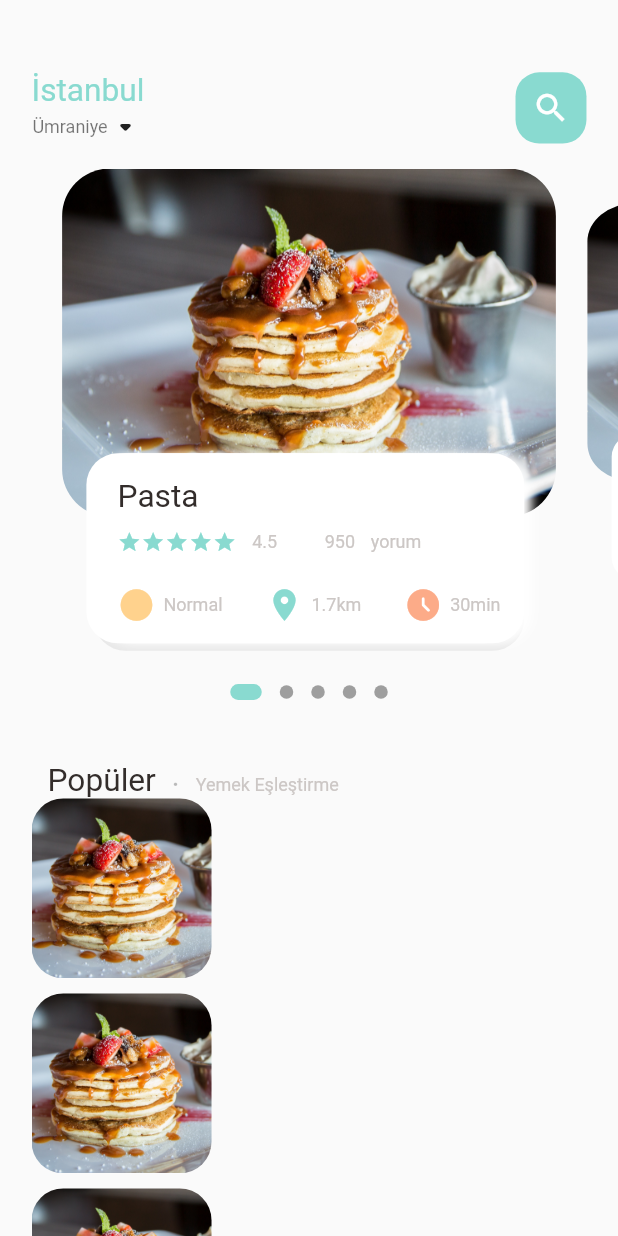
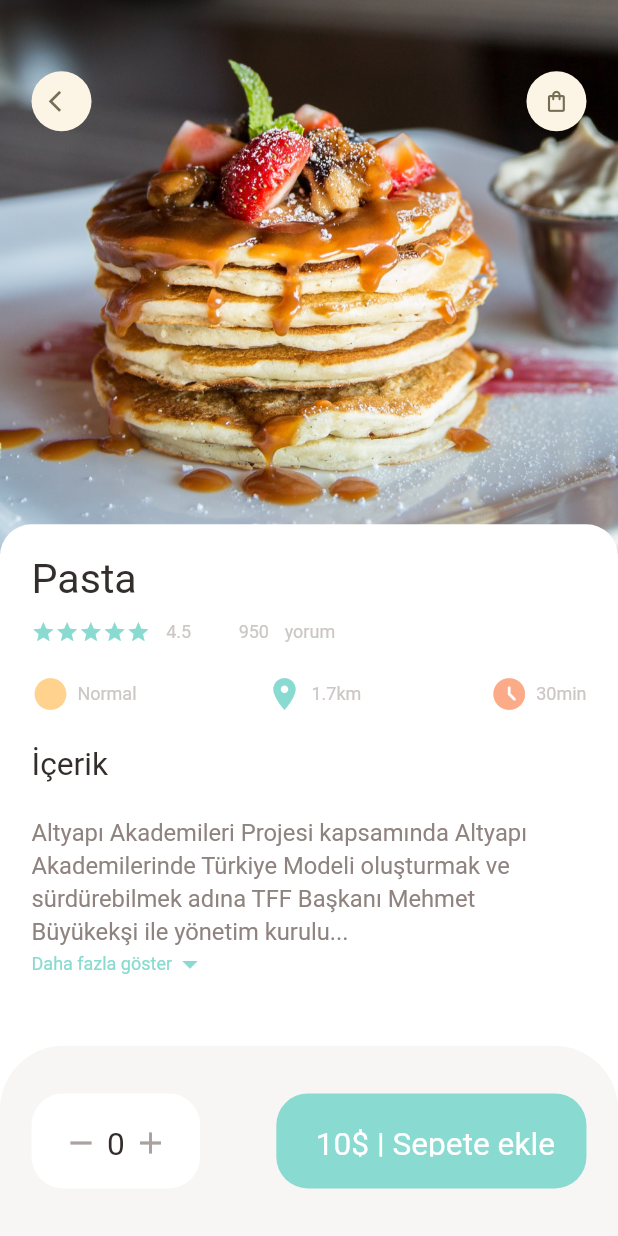
Before and after one commit to yvzmtl/food_delivery, a Flutter app: the screen it shows after launch, on a phone screen of 412 x 824 dp. Run offline on Flutter 3.47's test engine with Material 2 defaults, Android fonts, the light colour scheme and no system bars; drawn by our look-alikes of dots_indicator; our stand-ins replace get.

Commit message:
food_detail_page

```diff
--- a/lib/main.dart
+++ b/lib/main.dart
@@ -1,5 +1,6 @@
 import 'package:flutter/material.dart';
-import 'package:flutter_food_delivery/home/main_food_page.dart';
+import 'package:flutter_food_delivery/pages/food/popular_food_detail.dart';
+import 'package:flutter_food_delivery/pages/home/main_food_page.dart';
 import 'package:get/get.dart';
 
 void main() {
@@ -18,7 +19,7 @@ class MyApp extends StatelessWidget {
       /*  theme: ThemeData(
         primarySwatch: Colors.blue,
       ), */
-      home: MainFoodPage(),
+      home: PopularFoodDetail(),
     );
   }
 }
--- /dev/null
+++ b/lib/pages/food/popular_food_detail.dart
@@ -0,0 +1,137 @@
+import 'package:flutter/material.dart';
+import 'package:flutter_food_delivery/utils/colors.dart';
+import 'package:flutter_food_delivery/utils/dimensions.dart';
+import 'package:flutter_food_delivery/widgets/app_icon.dart';
+import 'package:flutter_food_delivery/widgets/big_text.dart';
+import 'package:flutter_food_delivery/widgets/expandable_text_widget.dart';
+import 'package:flutter_food_delivery/widgets/food_info.dart';
+import 'package:flutter_food_delivery/widgets/icon_and_text_widget.dart';
+import 'package:flutter_food_delivery/widgets/small_text.dart';
+
+class PopularFoodDetail extends StatelessWidget {
+  const PopularFoodDetail({super.key});
+
+  @override
+  Widget build(BuildContext context) {
+    return Scaffold(
+      backgroundColor: Colors.white,
+      body: Stack(
+        children: [
+          //background image
+          Positioned(
+            left: 0,
+            right: 0,
+            child: Container(
+              width: double.maxFinite, //genişlik olarak ekranı kapla
+              height: Dimensions.popularFoodImageSize,
+              decoration: BoxDecoration(
+                  image: DecorationImage(
+                      image: AssetImage(
+                        "assets/image/food1.png",
+                      ),
+                      fit: BoxFit.cover)),
+            ),
+          ),
+          //icon widgets
+          Positioned(
+            top: Dimensions.height45,
+            left: Dimensions.width20,
+            right: Dimensions.width20,
+            child: Row(
+              mainAxisAlignment: MainAxisAlignment.spaceBetween,
+              children: [
+                AppIcon(icon: Icons.arrow_back_ios),
+                AppIcon(icon: Icons.shopping_bag_outlined),
+              ],
+            ),
+          ),
+          //yiyecek içeriği
+          Positioned(
+            left: 0,
+            right: 0,
+            bottom: 0,
+            top: Dimensions.popularFoodImageSize - 20,
+            child: Container(
+                // margin: EdgeInsets.only(top: Dimensions.height20),
+                padding: EdgeInsets.only(
+                    left: Dimensions.width20,
+                    right: Dimensions.width20,
+                    top: Dimensions.height20),
+                decoration: BoxDecoration(
+                    borderRadius: BorderRadius.only(
+                        topLeft: Radius.circular(Dimensions.radius20),
+                        topRight: Radius.circular(Dimensions.radius20)),
+                    color: Colors.white),
+                child: Column(
+                  crossAxisAlignment: CrossAxisAlignment.start,
+                  children: [
+                    FoodInfo(text: "Pasta"),
+                    SizedBox(height: Dimensions.height20),
+                    BigText(text: "İçerik"),
+                    SizedBox(height: Dimensions.height20),
+                    Expanded(
+                      child: SingleChildScrollView(
+                        child: ExpandableTextWidget(
+                            text: "Altyapı Akademileri Projesi kapsamında Altyapı Akademilerinde Türkiye Modeli oluşturmak ve sürdürebilmek adına TFF Başkanı Mehmet Büyükekşi ile yönetim kurulu üyelerinin kulüp akademilerini ziyaret ederek yaptığı toplantılar Ankara kulüpleriyle devam etti." +
+                                "Toplantılarda TFF Başkan Vekili Nüket Küçükel Ezberci, Süper Lig Kulüplerinden Sorumlu Yönetim Kurulu Üyesi Müslüm Özmen ve 1. Lig Kulüplerinden Sorumlu Yönetim Kurulu Üyesi Talat Papatya da hazır bulundu." +
+                                "TFF Başkanı Mehmet Büyükekşi ve yönetim kurulu üyelerinin Ankara'daki ilk durağı MKE Ankaragücü oldu. Ankaragücü Başkanı Faruk Koca ve yönetim kurulu üyelerinin ev sahipliğinde yapılan toplantıda kulübün Gençlik Geliştirme Programı Sorumlusu Ümit Turmuş da TFF heyetine bir sunum yaptı."),
+                      ),
+                    )
+                  ],
+                )),
+          ),
+          //expandable text widget[]
+        ],
+      ),
+      bottomNavigationBar: Container(
+        height: Dimensions.bottomHeight120,
+        padding: EdgeInsets.only(
+            top: Dimensions.height30,
+            bottom: Dimensions.height30,
+            left: Dimensions.width20,
+            right: Dimensions.width20),
+        decoration: BoxDecoration(
+          color: AppColors.buttonBackgroundColor,
+          borderRadius: BorderRadius.only(
+              topRight: Radius.circular(Dimensions.radius20 * 2),
+              topLeft: Radius.circular(Dimensions.radius20 * 2)),
+        ),
+        child: Row(
+          mainAxisAlignment: MainAxisAlignment.spaceBetween,
+          children: [
+            Container(
+              padding: EdgeInsets.only(
+                  top: Dimensions.height20,
+                  bottom: Dimensions.height20,
+                  left: Dimensions.width20,
+                  right: Dimensions.width20),
+              decoration: BoxDecoration(
+                  borderRadius: BorderRadius.circular(Dimensions.radius20),
+                  color: Colors.white),
+              child: Row(
+                children: [
+                  Icon(Icons.remove, color: AppColors.signColor),
+                  SizedBox(width: Dimensions.width10 / 2),
+                  BigText(text: "0"),
+                  SizedBox(width: Dimensions.width10 / 2),
+                  Icon(Icons.add, color: AppColors.signColor)
+                ],
+              ),
+            ),
+            Container(
+              padding: EdgeInsets.only(
+                  top: Dimensions.height20,
+                  bottom: Dimensions.height20,
+                  left: Dimensions.width20,
+                  right: Dimensions.width20),
+              decoration: BoxDecoration(
+                  borderRadius: BorderRadius.circular(Dimensions.radius20),
+                  color: AppColors.mainColor),
+              child: BigText(text: " 10\$ | Sepete ekle", color: Colors.white),
+            ),
+          ],
+        ),
+      ),
+    );
+  }
+}
--- a/lib/home/food_page_body.dart
+++ b/lib/pages/home/food_page_body.dart
@@ -3,6 +3,7 @@ import 'package:flutter/material.dart';
 import 'package:flutter_food_delivery/utils/colors.dart';
 import 'package:flutter_food_delivery/utils/dimensions.dart';
 import 'package:flutter_food_delivery/widgets/big_text.dart';
+import 'package:flutter_food_delivery/widgets/food_info.dart';
 import 'package:flutter_food_delivery/widgets/icon_and_text_widget.dart';
 import 'package:flutter_food_delivery/widgets/small_text.dart';
 
@@ -102,22 +103,22 @@ class _FoodPageBodyState extends State<FoodPageBody> {
           ),
         ),
         // yemek listesi ve resimler
-        Container(
-          height: 900,
-          child: ListView.builder(
-              //shrinkWrap: true,
+        ListView.builder(
+            shrinkWrap: true,
             physics: NeverScrollableScrollPhysics(),
             itemCount: 10,
             itemBuilder: (builder, context) {
               return Container(
                 margin: EdgeInsets.only(
-                      left: Dimensions.width20, right: Dimensions.width20),
+                    left: Dimensions.width20,
+                    right: Dimensions.width20,
+                    bottom: Dimensions.height10),
                 child: Row(
                   children: [
+                    //image
                     Container(
-                        width: 120,
-                        height: 120,
-                        margin: EdgeInsets.only(bottom: 10),
+                      width: Dimensions.width120,
+                      height: Dimensions.height120,
                       decoration: BoxDecoration(
                         borderRadius:
                             BorderRadius.circular(Dimensions.radius20),
@@ -127,11 +128,62 @@ class _FoodPageBodyState extends State<FoodPageBody> {
                             fit: BoxFit.cover),
                       ),
                     ),
+                    //text container
+                    Expanded(
+                      child: Container(
+                        height: Dimensions.height100,
+                        //width: Dimensions.width220,
+                        decoration: BoxDecoration(
+                            color: Colors.white,
+                            borderRadius: BorderRadius.only(
+                                bottomRight:
+                                    Radius.circular(Dimensions.radius20),
+                                topRight:
+                                    Radius.circular(Dimensions.radius20))),
+                        child: Padding(
+                          padding: EdgeInsets.only(
+                              left: Dimensions.width10,
+                              right: Dimensions.width10),
+                          child: Column(
+                            crossAxisAlignment: CrossAxisAlignment.start,
+                            mainAxisAlignment: MainAxisAlignment.center,
+                            children: [
+                              BigText(
+                                  text:
+                                      "Bal ile sarılmış meyveli krep tatlısı "),
+                              SizedBox(height: Dimensions.height10),
+                              SmallText(
+                                  text: "Çilek ve kivi ile servis edilir"),
+                              SizedBox(height: Dimensions.height10),
+                              Row(
+                                mainAxisAlignment:
+                                    MainAxisAlignment.spaceBetween,
+                                children: [
+                                  IconAndTextWidget(
+                                      icon: Icons.circle_sharp,
+                                      text: "Normal",
+                                      iconColor: AppColors.iconColor1),
+                                  //SizedBox(width: 10),
+                                  IconAndTextWidget(
+                                      icon: Icons.location_on,
+                                      text: "1.7km",
+                                      iconColor: AppColors.mainColor),
+                                  //SizedBox(width: 10),
+                                  IconAndTextWidget(
+                                      icon: Icons.access_time_filled_rounded,
+                                      text: "30min",
+                                      iconColor: AppColors.iconColor2)
+                                ],
+                              ),
+                            ],
+                          ),
+                        ),
+                      ),
+                    ),
                   ],
                 ),
               );
             }),
-        ),
       ],
     );
   }
@@ -212,47 +264,7 @@ class _FoodPageBodyState extends State<FoodPageBody> {
                     top: Dimensions.height15,
                     left: Dimensions.width15,
                     right: Dimensions.width15),
-                child: Column(
-                  crossAxisAlignment: CrossAxisAlignment.start,
-                  children: [
-                    BigText(text: "Pasta"),
-                    SizedBox(height: Dimensions.height10),
-                    Row(children: [
-                      Wrap(
-                          children: List.generate(
-                              5,
-                              (index) => Icon(Icons.star,
-                                  color: AppColors.mainColor,
-                                  size: Dimensions.fontSize15))),
-                      SizedBox(width: Dimensions.width10),
-                      SmallText(text: "4.5"),
-                      SizedBox(width: Dimensions.width30),
-                      SmallText(text: "950"),
-                      SizedBox(width: Dimensions.width10),
-                      SmallText(text: "yorum"),
-                    ]),
-                    SizedBox(height: Dimensions.height20),
-                    Row(
-                      mainAxisAlignment: MainAxisAlignment.spaceBetween,
-                      children: [
-                        IconAndTextWidget(
-                            icon: Icons.circle_sharp,
-                            text: "Normal",
-                            iconColor: AppColors.iconColor1),
-                        //SizedBox(width: 10),
-                        IconAndTextWidget(
-                            icon: Icons.location_on,
-                            text: "1.7km",
-                            iconColor: AppColors.mainColor),
-                        //SizedBox(width: 10),
-                        IconAndTextWidget(
-                            icon: Icons.access_time_filled_rounded,
-                            text: "30min",
-                            iconColor: AppColors.iconColor2)
-                      ],
-                    ),
-                  ],
-                ),
+                child: FoodInfo(text: "Pasta"),
               ),
             ),
           ),
--- a/lib/home/main_food_page.dart
+++ b/lib/pages/home/main_food_page.dart
@@ -1,5 +1,5 @@
 import 'package:flutter/material.dart';
-import 'package:flutter_food_delivery/home/food_page_body.dart';
+import 'package:flutter_food_delivery/pages/home/food_page_body.dart';
 import 'package:flutter_food_delivery/utils/colors.dart';
 import 'package:flutter_food_delivery/utils/dimensions.dart';
 import 'package:flutter_food_delivery/widgets/big_text.dart';
--- a/lib/utils/dimensions.dart
+++ b/lib/utils/dimensions.dart
@@ -34,6 +34,8 @@ class Dimensions {
   static double height20 = screenHeight / 39;
   static double height30 = screenHeight / 26;
   static double height45 = screenHeight / 17.35;
+  static double height100 = screenHeight / 7.81;
+  static double height120 = screenHeight / 6.5;
 
   //dinamik width padding ve margin
   //  392/10
@@ -43,11 +45,14 @@ class Dimensions {
   static double width20 = screenWidth / 19.6;
   static double width30 = screenWidth / 13;
   static double width45 = screenWidth / 8.71;
+  static double width120 = screenWidth / 3.26;
+  static double width220 = screenWidth / 1.78;
 
 //fontsize
   static double fontSize15 = screenHeight / 52;
   static double fontSize20 = screenHeight / 39;
   static double fontSize24 = screenHeight / 32.54;
+  static double fontSize26 = screenHeight / 30;
 
 //radius
   static double radius5 = screenHeight / 156.2;
@@ -57,4 +62,12 @@ class Dimensions {
 
   //iconSize
   static double iconSize24 = screenHeight / 32.54;
+  static double iconSize16 = screenHeight / 48.81;
+
+  // popular food
+  static double popularFoodImageSize = screenHeight / 2.23;
+
+  // bottom height
+  static double bottomHeight5 = screenHeight / 156.2;
+  static double bottomHeight120 = screenHeight / 6.5;
 }
--- /dev/null
+++ b/lib/widgets/app_icon.dart
@@ -0,0 +1,28 @@
+import 'package:flutter/material.dart';
+import 'package:flutter_food_delivery/utils/dimensions.dart';
+
+class AppIcon extends StatelessWidget {
+  final IconData icon;
+  final Color backgroundColor;
+  final Color iconColor;
+  final double size;
+
+  const AppIcon(
+      {super.key,
+      required this.icon,
+      this.backgroundColor = const Color(0xFFfcf4e4),
+      this.iconColor = const Color(0xFF756d54),
+      this.size = 40});
+
+  @override
+  Widget build(BuildContext context) {
+    return Container(
+      width: size,
+      height: size,
+      decoration: BoxDecoration(
+          borderRadius: BorderRadius.circular(size / 2),
+          color: backgroundColor),
+      child: Icon(icon, color: iconColor, size: Dimensions.iconSize16),
+    );
+  }
+}
--- /dev/null
+++ b/lib/widgets/expandable_text_widget.dart
@@ -0,0 +1,84 @@
+import 'package:flutter/material.dart';
+import 'package:flutter_food_delivery/utils/colors.dart';
+import 'package:flutter_food_delivery/utils/dimensions.dart';
+import 'package:flutter_food_delivery/widgets/small_text.dart';
+import 'package:get/get.dart';
+
+class ExpandableTextWidget extends StatefulWidget {
+  final String text;
+  const ExpandableTextWidget({super.key, required this.text});
+
+  @override
+  State<ExpandableTextWidget> createState() => _ExpandableTextWidgetState();
+}
+
+class _ExpandableTextWidgetState extends State<ExpandableTextWidget> {
+  late String firstHalf;
+  late String secondHalf;
+  bool hiddenText = true;
+
+  double textHeight = Dimensions.screenHeight / 5.21; //781/5.21 = ~150
+
+  @override
+  void initState() {
+    super.initState();
+    if (widget.text.length > textHeight) {
+      firstHalf = widget.text.substring(0, textHeight.toInt());
+      secondHalf =
+          widget.text.substring(textHeight.toInt() + 1, widget.text.length);
+    } else {
+      firstHalf = widget.text;
+      secondHalf = "";
+    }
+  }
+
+  @override
+  Widget build(BuildContext context) {
+    return Container(
+      margin: EdgeInsets.only(bottom: Dimensions.bottomHeight5),
+      child: secondHalf.isEmpty
+          ? SmallText(
+              height: 1.4,
+              color: AppColors.paraColor,
+              size: Dimensions.fontSize15,
+              text: firstHalf)
+          : Column(
+              children: [
+                SmallText(
+                    height: 1.4,
+                    color: AppColors.paraColor,
+                    size: Dimensions.fontSize15,
+                    text: hiddenText
+                        ? (firstHalf + "...")
+                        : firstHalf + secondHalf),
+                InkWell(
+                  onTap: () {
+                    setState(() {
+                      hiddenText = !hiddenText;
+                    });
+                  },
+                  child: hiddenText
+                      ? Row(
+                          children: [
+                            SmallText(
+                                text: "Daha fazla göster",
+                                color: AppColors.mainColor),
+                            Icon(Icons.arrow_drop_down,
+                                color: AppColors.mainColor)
+                          ],
+                        )
+                      : Row(
+                          children: [
+                            SmallText(
+                                text: "Daha az göster",
+                                color: AppColors.mainColor),
+                            Icon(Icons.arrow_drop_up,
+                                color: AppColors.mainColor)
+                          ],
+                        ),
+                )
+              ],
+            ),
+    );
+  }
+}
--- /dev/null
+++ b/lib/widgets/food_info.dart
@@ -0,0 +1,56 @@
+import 'package:flutter/material.dart';
+import 'package:flutter_food_delivery/utils/colors.dart';
+import 'package:flutter_food_delivery/utils/dimensions.dart';
+import 'package:flutter_food_delivery/widgets/big_text.dart';
+import 'package:flutter_food_delivery/widgets/icon_and_text_widget.dart';
+import 'package:flutter_food_delivery/widgets/small_text.dart';
+
+class FoodInfo extends StatelessWidget {
+  final String text;
+  const FoodInfo({super.key, required this.text});
+
+  @override
+  Widget build(BuildContext context) {
+    return Column(
+      crossAxisAlignment: CrossAxisAlignment.start,
+      children: [
+        BigText(text: text, size: Dimensions.fontSize26),
+        SizedBox(height: Dimensions.height10),
+        Row(children: [
+          Wrap(
+              children: List.generate(
+                  5,
+                  (index) => Icon(Icons.star,
+                      color: AppColors.mainColor,
+                      size: Dimensions.fontSize15))),
+          SizedBox(width: Dimensions.width10),
+          SmallText(text: "4.5"),
+          SizedBox(width: Dimensions.width30),
+          SmallText(text: "950"),
+          SizedBox(width: Dimensions.width10),
+          SmallText(text: "yorum"),
+        ]),
+        SizedBox(height: Dimensions.height20),
+        Row(
+          mainAxisAlignment: MainAxisAlignment.spaceBetween,
+          children: [
+            IconAndTextWidget(
+                icon: Icons.circle_sharp,
+                text: "Normal",
+                iconColor: AppColors.iconColor1),
+            //SizedBox(width: 10),
+            IconAndTextWidget(
+                icon: Icons.location_on,
+                text: "1.7km",
+                iconColor: AppColors.mainColor),
+            //SizedBox(width: 10),
+            IconAndTextWidget(
+                icon: Icons.access_time_filled_rounded,
+                text: "30min",
+                iconColor: AppColors.iconColor2)
+          ],
+        ),
+      ],
+    );
+  }
+}
```
Lines whose indentation alone changed are shown as unchanged.
